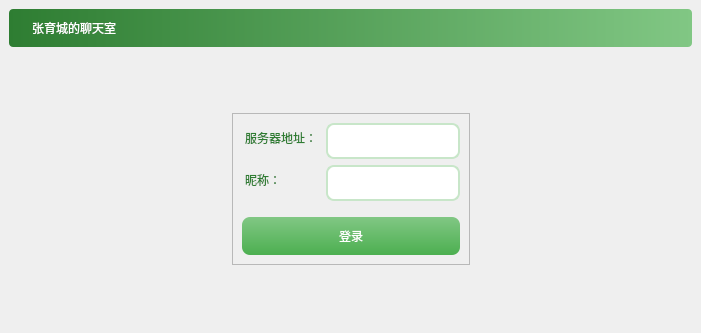
Qt form ChatClient/mainwindow.ui (TheShigure7/QTlab5) before a commit.
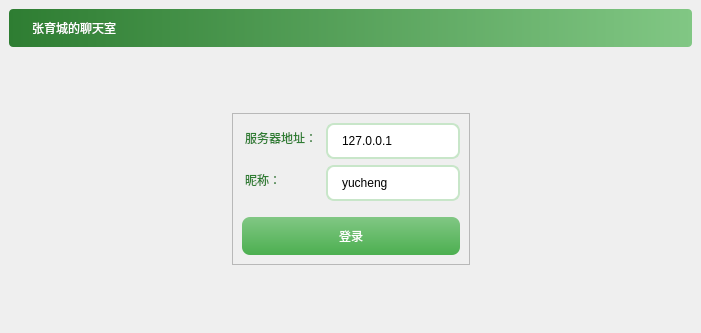
The same form after that commit.

Diff of the .ui file:
```diff
--- a/ChatClient/mainwindow.ui
+++ b/ChatClient/mainwindow.ui
@@ -161,7 +161,11 @@
               </widget>
              </item>
              <item row="0" column="1">
-              <widget class="QLineEdit" name="serverEdit"/>
+              <widget class="QLineEdit" name="serverEdit">
+               <property name="text">
+                <string>127.0.0.1</string>
+               </property>
+              </widget>
              </item>
              <item row="1" column="0">
               <widget class="QLabel" name="label_3">
@@ -171,7 +175,11 @@
               </widget>
              </item>
              <item row="1" column="1">
-              <widget class="QLineEdit" name="usernameEdit"/>
+              <widget class="QLineEdit" name="usernameEdit">
+               <property name="text">
+                <string>yucheng</string>
+               </property>
+              </widget>
              </item>
             </layout>
            </item>
```
